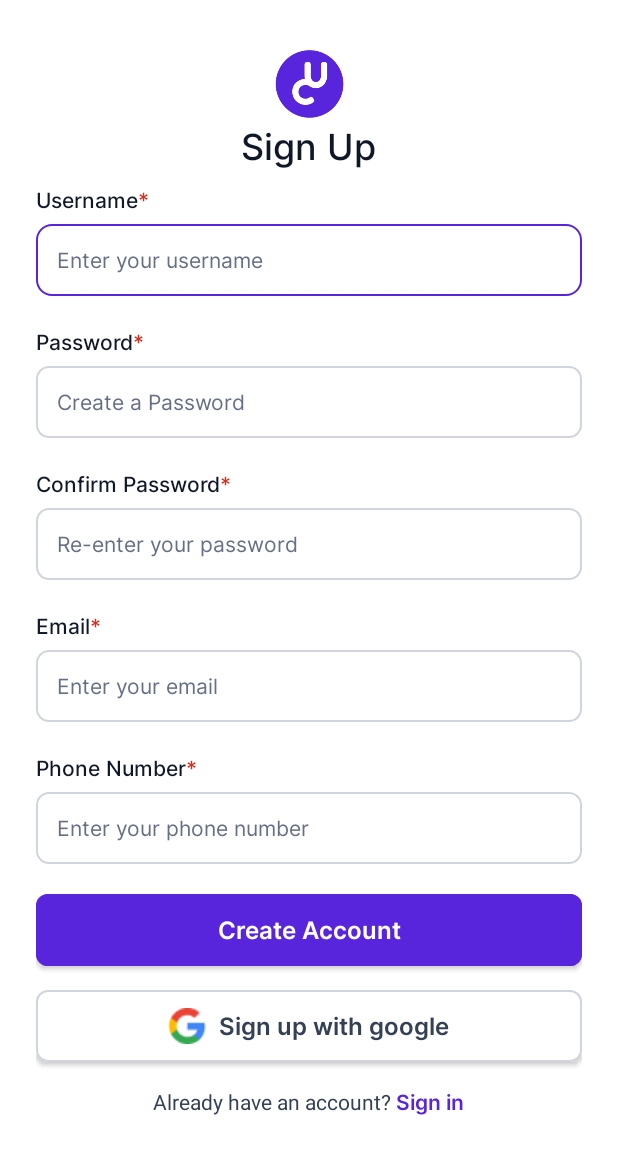
After one commit to Lumos-IL-Massive-Project/lapak-event-mobile-app, an Android app: the layout activity_sign_up.xml on its own in the app's theme, with its tools: preview values and no code run, on a phone screen of 412 x 824 dp. The commit adds this screen. Shown: the top 1154 px of the screen. Run offline under Robolectric (Android 15) with nearby library versions, the phone set to English and light mode, and no system bars.

Commit message:
Create sign up page

```diff
--- a/app/build.gradle
+++ b/app/build.gradle
@@ -39,7 +39,7 @@ dependencies {
 
     implementation 'androidx.core:core-ktx:1.7.0'
     implementation 'androidx.appcompat:appcompat:1.6.1'
-    implementation 'com.google.android.material:material:1.8.0'
+    implementation 'com.google.android.material:material:1.9.0'
     implementation 'androidx.constraintlayout:constraintlayout:2.1.4'
     testImplementation 'junit:junit:4.13.2'
     androidTestImplementation 'androidx.test.ext:junit:1.1.5'
--- a/app/src/main/AndroidManifest.xml
+++ b/app/src/main/AndroidManifest.xml
@@ -15,13 +15,13 @@
         android:theme="@style/Theme.ConnectUs"
         tools:targetApi="31">
         <activity
-            android:name=".activities.home.HomeActivity"
-            android:exported="false" />
-        <activity
             android:name=".activities.splash.SplashActivity"
             android:exported="false" />
         <activity
             android:name=".activities.MainActivity"
+            android:exported="false" />
+        <activity
+            android:name=".activities.signup.SignUp"
             android:exported="true"
             tools:ignore="Instantiatable">
             <intent-filter>
--- /dev/null
+++ b/app/src/main/java/com/example/connectus/activities/signup/SignUp.kt
@@ -0,0 +1,12 @@
+package com.example.connectus.activities.signup
+
+import androidx.appcompat.app.AppCompatActivity
+import android.os.Bundle
+import com.example.connectus.R
+
+class SignUp : AppCompatActivity() {
+    override fun onCreate(savedInstanceState: Bundle?) {
+        super.onCreate(savedInstanceState)
+        setContentView(R.layout.activity_sign_up)
+    }
+}
--- /dev/null
+++ b/app/src/main/res/layout/activity_sign_up.xml
@@ -0,0 +1,235 @@
+<?xml version="1.0" encoding="utf-8"?>
+<LinearLayout xmlns:android="http://schemas.android.com/apk/res/android"
+    xmlns:app="http://schemas.android.com/apk/res-auto"
+    xmlns:tools="http://schemas.android.com/tools"
+    android:layout_width="match_parent"
+    android:layout_height="match_parent"
+    android:background="@color/white"
+    android:orientation="vertical"
+    tools:context=".activities.signup.SignUp">
+
+    <LinearLayout
+        android:layout_width="match_parent"
+        android:layout_height="match_parent"
+        android:layout_marginHorizontal="24dp"
+        android:orientation="vertical">
+
+        <LinearLayout
+            android:id="@+id/header"
+            android:layout_width="match_parent"
+            android:layout_height="wrap_content"
+            android:layout_marginTop="32dp"
+            android:layout_marginBottom="8dp"
+            android:gravity="center"
+            android:orientation="vertical">
+
+            <ImageView
+                android:layout_width="48dp"
+                android:layout_height="48dp"
+                android:src="@drawable/logo_small" />
+
+            <TextView
+                android:layout_width="wrap_content"
+                android:layout_height="wrap_content"
+                android:fontFamily="@font/inter_medium"
+                android:text="Sign Up"
+                android:textColor="@color/gray_900"
+                android:textSize="24sp" />
+
+        </LinearLayout>
+
+        <LinearLayout
+            android:id="@+id/usernameContainer"
+            android:layout_width="match_parent"
+            android:layout_height="wrap_content"
+            android:layout_marginBottom="20dp"
+            android:orientation="vertical">
+
+            <TextView
+                android:layout_width="match_parent"
+                android:layout_height="wrap_content"
+                android:layout_marginBottom="6dp"
+                android:fontFamily="@font/inter_medium"
+                android:text="@string/username"
+                android:textColor="@color/gray_900"
+                android:textSize="14sp" />
+
+            <EditText
+                android:layout_width="match_parent"
+                android:layout_height="wrap_content"
+                android:background="@drawable/custom_input"
+                android:fontFamily="@font/inter_regular"
+                android:gravity="center_vertical"
+                android:hint="Enter your username"
+                android:inputType="text"
+                android:paddingHorizontal="14dp"
+                android:paddingVertical="14dp"
+                android:textColorHint="@color/gray_500"
+                android:textSize="14sp" />
+        </LinearLayout>
+
+        <LinearLayout
+            android:id="@+id/passwordContainer"
+            android:layout_width="match_parent"
+            android:layout_height="wrap_content"
+            android:layout_marginBottom="20dp"
+            android:orientation="vertical">
+
+            <TextView
+                android:layout_width="match_parent"
+                android:layout_height="wrap_content"
+                android:layout_marginBottom="6dp"
+                android:fontFamily="@font/inter_medium"
+                android:text="@string/password"
+                android:textColor="@color/gray_900"
+                android:textSize="14sp" />
+
+            <EditText
+                android:layout_width="match_parent"
+                android:layout_height="wrap_content"
+                android:background="@drawable/custom_input"
+                android:fontFamily="@font/inter_regular"
+                android:gravity="center_vertical"
+                android:hint="Create a Password"
+                android:inputType="text"
+                android:paddingHorizontal="14dp"
+                android:paddingVertical="14dp"
+                android:textColorHint="@color/gray_500"
+                android:textSize="14sp" />
+        </LinearLayout>
+
+        <LinearLayout
+            android:id="@+id/confirmPasswordContainer"
+            android:layout_width="match_parent"
+
+            android:layout_height="wrap_content"
+            android:layout_marginBottom="20dp"
+            android:orientation="vertical">
+
+            <TextView
+                android:layout_width="match_parent"
+                android:layout_height="wrap_content"
+                android:layout_marginBottom="6dp"
+                android:fontFamily="@font/inter_medium"
+                android:text="@string/confirm_password"
+                android:textColor="@color/gray_900"
+                android:textSize="14sp" />
+
+            <EditText
+                android:layout_width="match_parent"
+                android:layout_height="wrap_content"
+                android:background="@drawable/custom_input"
+                android:fontFamily="@font/inter_regular"
+                android:gravity="center_vertical"
+                android:hint="Re-enter your password"
+                android:inputType="text"
+                android:paddingHorizontal="14dp"
+                android:paddingVertical="14dp"
+                android:textColorHint="@color/gray_500"
+                android:textSize="14sp" />
+        </LinearLayout>
+
+        <LinearLayout
+            android:id="@+id/emailContainer"
+            android:layout_width="match_parent"
+
+            android:layout_height="wrap_content"
+            android:layout_marginBottom="20dp"
+            android:orientation="vertical">
+
+            <TextView
+                android:layout_width="match_parent"
+                android:layout_height="wrap_content"
+                android:layout_marginBottom="6dp"
+                android:fontFamily="@font/inter_medium"
+                android:text="@string/email"
+                android:textColor="@color/gray_900"
+                android:textSize="14sp" />
+
+            <EditText
+                android:layout_width="match_parent"
+                android:layout_height="wrap_content"
+                android:background="@drawable/custom_input"
+                android:fontFamily="@font/inter_regular"
+                android:gravity="center_vertical"
+                android:hint="Enter your email"
+                android:inputType="text"
+                android:paddingHorizontal="14dp"
+                android:paddingVertical="14dp"
+                android:textColorHint="@color/gray_500"
+                android:textSize="14sp" />
+        </LinearLayout>
+
+        <LinearLayout
+            android:id="@+id/phoneNumberContainer"
+            android:layout_width="match_parent"
+            android:layout_height="wrap_content"
+            android:layout_marginBottom="20dp"
+            android:orientation="vertical">
+
+            <TextView
+                android:layout_width="match_parent"
+                android:layout_height="wrap_content"
+                android:layout_marginBottom="6dp"
+                android:fontFamily="@font/inter_medium"
+                android:text="@string/phone_number"
+                android:textColor="@color/gray_900"
+                android:textSize="14sp" />
+
+            <EditText
+                android:layout_width="match_parent"
+                android:layout_height="wrap_content"
+                android:background="@drawable/custom_input"
+                android:fontFamily="@font/inter_regular"
+                android:gravity="center_vertical"
+                android:hint="Enter your phone number"
+                android:inputType="text"
+                android:paddingHorizontal="14dp"
+                android:paddingVertical="14dp"
+                android:textColorHint="@color/gray_500"
+                android:textSize="14sp" />
+        </LinearLayout>
+
+        <Button
+            android:id="@+id/createAccountBtn"
+            style="@style/primaryBtn"
+            android:layout_width="match_parent"
+            android:layout_height="wrap_content"
+            android:layout_marginBottom="16dp"
+            android:text="Create Account" />
+
+        <com.google.android.material.button.MaterialButton
+            android:id="@+id/googleSignUpBtn"
+            style="@style/googleBtn"
+            android:layout_width="match_parent"
+            android:layout_height="wrap_content"
+            android:layout_marginBottom="16dp"
+            android:text="Sign up with google"
+            app:icon="@drawable/google_icon"
+            app:iconGravity="textStart"
+            app:iconTint="@null" />
+
+        <LinearLayout
+            android:layout_width="match_parent"
+            android:layout_height="wrap_content"
+            android:gravity="center">
+
+            <TextView
+                android:layout_width="wrap_content"
+                android:layout_height="wrap_content"
+                android:text="Already have an account? "
+                android:textColor="@color/gray_700"
+                android:textSize="14sp" />
+
+            <TextView
+                android:id="@+id/signInBtn"
+                android:layout_width="wrap_content"
+                android:layout_height="wrap_content"
+                android:clickable="true"
+                android:fontFamily="@font/inter_semi_bold"
+                android:text="Sign in"
+                android:textColor="@color/purple_700"
+                android:textSize="14sp" />
+        </LinearLayout>
+    </LinearLayout>
+</LinearLayout>
--- a/app/src/main/res/values/colors.xml
+++ b/app/src/main/res/values/colors.xml
@@ -9,6 +9,7 @@
     <color name="gray_500">#667085</color>
     <color name="gray_700">#344054</color>
     <color name="gray_900">#101828</color>
+    <color name="error_600">#D92D20</color>
     <color name="black">#FF000000</color>
     <color name="white">#FFFFFFFF</color>
     <color name="green">#689F3C</color>
--- a/app/src/main/res/values/strings.xml
+++ b/app/src/main/res/values/strings.xml
@@ -13,4 +13,11 @@
     <string name="home">Beranda</string>
     <string name="transaction">Transaksi</string>
     <string name="profile">Profil</string>
+
+    <!-- Sign Up Label -->
+    <string name="username">Username<font fgcolor='#D92D20'>*</font></string>
+    <string name="password">Password<font fgcolor='#D92D20'>*</font></string>
+    <string name="confirm_password">Confirm Password<font fgcolor='#D92D20'>*</font></string>
+    <string name="email">Email<font fgcolor='#D92D20'>*</font></string>
+    <string name="phone_number">Phone Number<font fgcolor='#D92D20'>*</font></string>
 </resources>
--- a/app/src/main/res/values/themes.xml
+++ b/app/src/main/res/values/themes.xml
@@ -17,4 +17,34 @@
         <item name="minWidth">48dp</item>
         <item name="minHeight">48dp</item>
     </style>
+
+    <style name="primaryBtn">
+        <item name="android:backgroundTint">@color/purple_700</item>
+        <item name="android:fontFamily">@font/inter_semi_bold</item>
+        <item name="android:textColor">@color/white</item>
+        <item name="android:insetTop">0dp</item>
+        <item name="android:insetBottom">0dp</item>
+        <item name="android:letterSpacing">0</item>
+        <item name="android:paddingTop">10dp</item>
+        <item name="android:paddingBottom">10dp</item>
+        <item name="android:textSize">16sp</item>
+        <item name="cornerRadius">8dp</item>
+        <item name="textAllCaps">false</item>
+    </style>
+
+    <style name="googleBtn">
+        <item name="backgroundTint">@color/white</item>
+        <item name="android:fontFamily">@font/inter_semi_bold</item>
+        <item name="android:insetTop">0dp</item>
+        <item name="android:insetBottom">0dp</item>
+        <item name="android:letterSpacing">0</item>
+        <item name="android:paddingTop">10dp</item>
+        <item name="android:paddingBottom">10dp</item>
+        <item name="android:textSize">16sp</item>
+        <item name="android:textColor">@color/gray_700</item>
+        <item name="cornerRadius">8dp</item>
+        <item name="textAllCaps">false</item>
+        <item name="strokeColor">@color/gray_300</item>
+        <item name="strokeWidth">1dp</item>
+    </style>
 </resources>
```
Also changed, not shown: app/src/main/res/drawable/google_icon.png (added).
